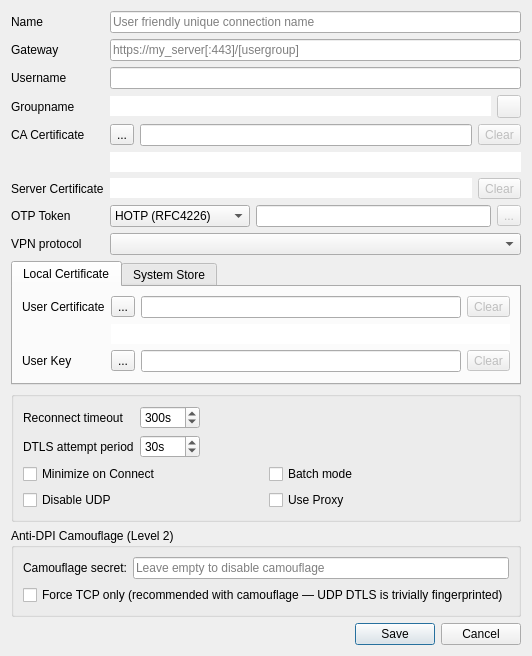
Before: the Qt Designer form src/dialog/editdialog.ui in truvvor/openconnect-gui, drawn with Qt 5.
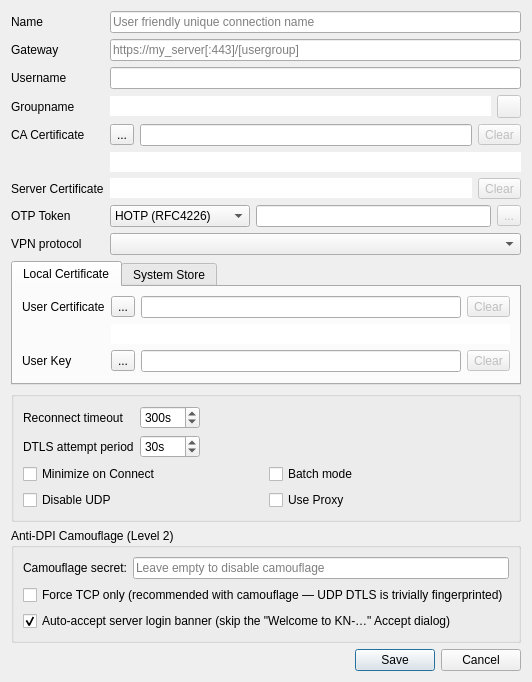
After: the same form once the commit is applied. Icons and pictures are not drawn.

Commit message:
gui: auto-accept server login banner
Add per-profile 'Auto-accept server banner' checkbox (default ON).
When on, the 'Welcome to KN-XXXX' Accept/Disconnect modal is replaced by a
silent log entry, so reconnects no longer require a click.

Diff of the .ui file:
```diff
--- a/src/dialog/editdialog.ui
+++ b/src/dialog/editdialog.ui
@@ -601,6 +601,19 @@
         </property>
        </widget>
       </item>
+      <item row="2" column="0" colspan="2">
+       <widget class="QCheckBox" name="autoAcceptBannerBox">
+        <property name="text">
+         <string>Auto-accept server login banner (skip the "Welcome to KN-…" Accept dialog)</string>
+        </property>
+        <property name="toolTip">
+         <string>When the gateway sends a Cisco-style login banner (CISCO_BANNER), accept it silently and log to the connection log instead of popping a modal "Accept / Disconnect" message box. Default: on.</string>
+        </property>
+        <property name="checked">
+         <bool>true</bool>
+        </property>
+       </widget>
+      </item>
      </layout>
     </widget>
    </item>
```
Left out of the diff: 1 changed line with no effect on the pictures. The commit also changes 6 other files.
